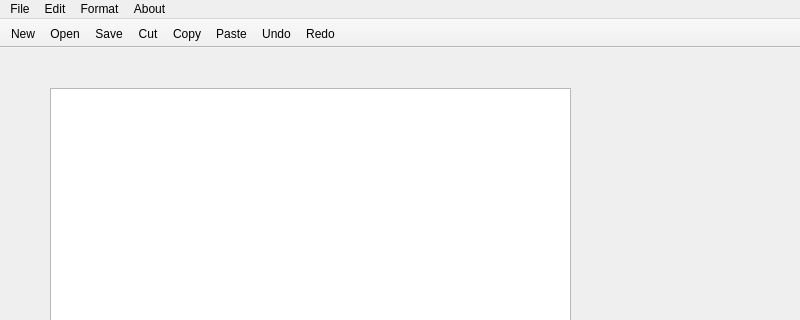
Old version of the form app/ui/mainwindow.ui in the repository bmarques1995/notepad; both pictures show x 0 to 800 and y 0 to 320 of the 800 by 600 pixel window.
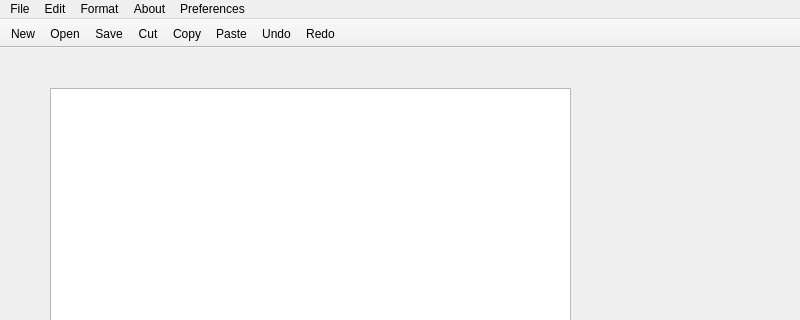
New version of the form. Icons and pictures are not drawn.

```diff
--- a/app/ui/mainwindow.ui
+++ b/app/ui/mainwindow.ui
@@ -69,10 +69,17 @@
     </property>
     <addaction name="actionInfo"/>
    </widget>
+   <widget class="QMenu" name="menuPreferences">
+    <property name="title">
+     <string>Preferences</string>
+    </property>
+    <addaction name="actionSettings"/>
+   </widget>
    <addaction name="menuFile"/>
    <addaction name="menuEdit"/>
    <addaction name="menuFormat"/>
    <addaction name="menuAbout"/>
+   <addaction name="menuPreferences"/>
   </widget>
   <widget class="QStatusBar" name="statusbar"/>
   <widget class="QToolBar" name="toolBar">
```
Left out of the diff: 18 changed lines with no effect on the pictures.
